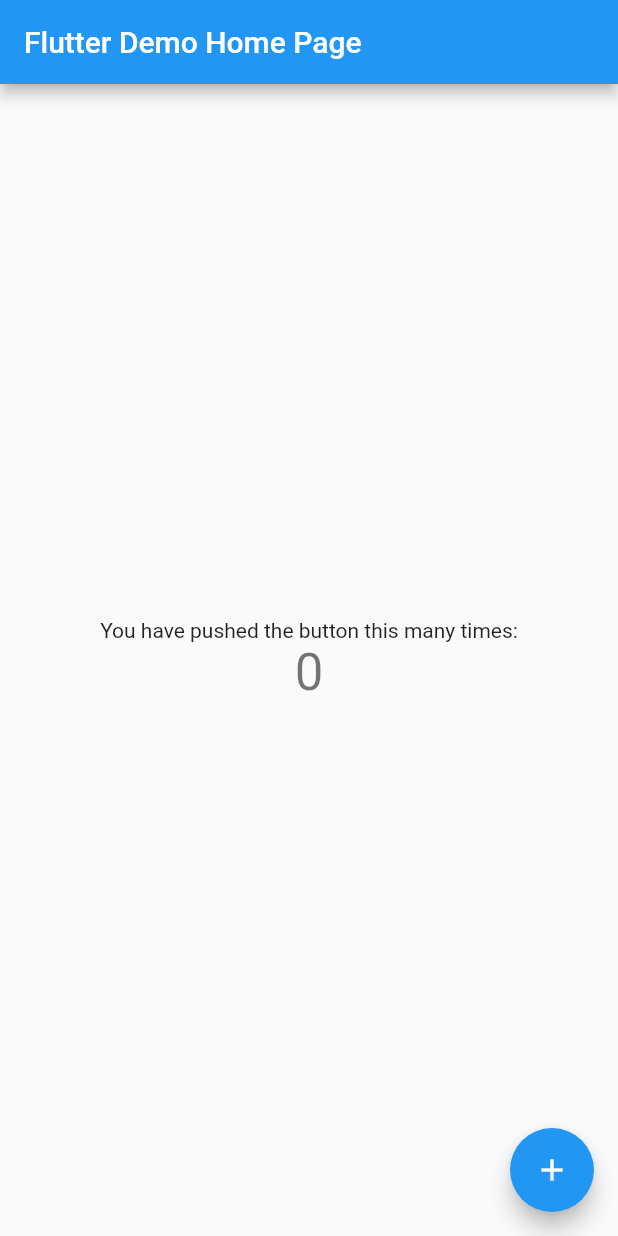
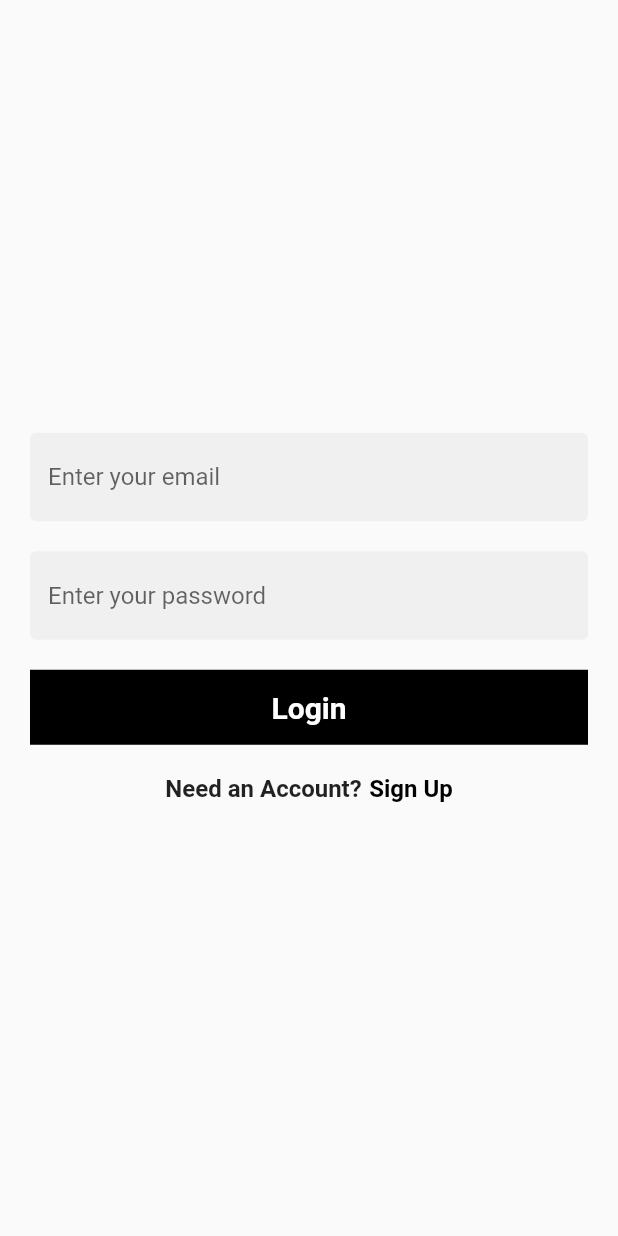
Before and after one commit to adedrey/ecommerce-flutter-firebase, a Flutter app: the screen it shows after launch, on a phone screen of 412 x 824 dp. Run offline on Flutter 3.47's test engine with Material 2 defaults, Android fonts, the phone set to English and light mode, and no system bars.

Commit message:
Login and Sign Up Screen Added

```diff
--- /dev/null
+++ b/lib/const.dart
@@ -0,0 +1,5 @@
+import 'package:flutter/material.dart';
+
+var backgroundColor = Colors.black;
+var buttonColor = Colors.black;
+var textButtonColor = Colors.white;
--- a/lib/main.dart
+++ b/lib/main.dart
@@ -1,4 +1,6 @@
 import 'package:flutter/material.dart';
+import './const.dart';
+import './views/screens/auth/login_screen.dart';
 
 void main() {
   runApp(const MyApp());
@@ -11,105 +13,12 @@ class MyApp extends StatelessWidget {
   @override
   Widget build(BuildContext context) {
     return MaterialApp(
+      debugShowCheckedModeBanner: false,
       title: 'Flutter Demo',
-      theme: ThemeData(
-        // This is the theme of your application.
-        //
-        // Try running your application with "flutter run". You'll see the
-        // application has a blue toolbar. Then, without quitting the app, try
-        // changing the primarySwatch below to Colors.green and then invoke
-        // "hot reload" (press "r" in the console where you ran "flutter run",
-        // or simply save your changes to "hot reload" in a Flutter IDE).
-        // Notice that the counter didn't reset back to zero; the application
-        // is not restarted.
-        primarySwatch: Colors.blue,
-      ),
-      home: const MyHomePage(title: 'Flutter Demo Home Page'),
+      // theme: ThemeData.dark().copyWith(
+      //   scaffoldBackgroundColor: backgroundColor,
+      // ),
+      home: LoginScreen(),
     );
   }
 }
-
-class MyHomePage extends StatefulWidget {
-  const MyHomePage({Key? key, required this.title}) : super(key: key);
-
-  // This widget is the home page of your application. It is stateful, meaning
-  // that it has a State object (defined below) that contains fields that affect
-  // how it looks.
-
-  // This class is the configuration for the state. It holds the values (in this
-  // case the title) provided by the parent (in this case the App widget) and
-  // used by the build method of the State. Fields in a Widget subclass are
-  // always marked "final".
-
-  final String title;
-
-  @override
-  State<MyHomePage> createState() => _MyHomePageState();
-}
-
-class _MyHomePageState extends State<MyHomePage> {
-  int _counter = 0;
-
-  void _incrementCounter() {
-    setState(() {
-      // This call to setState tells the Flutter framework that something has
-      // changed in this State, which causes it to rerun the build method below
-      // so that the display can reflect the updated values. If we changed
-      // _counter without calling setState(), then the build method would not be
-      // called again, and so nothing would appear to happen.
-      _counter++;
-    });
-  }
-
-  @override
-  Widget build(BuildContext context) {
-    // This method is rerun every time setState is called, for instance as done
-    // by the _incrementCounter method above.
-    //
-    // The Flutter framework has been optimized to make rerunning build methods
-    // fast, so that you can just rebuild anything that needs updating rather
-    // than having to individually change instances of widgets.
-    return Scaffold(
-      appBar: AppBar(
-        // Here we take the value from the MyHomePage object that was created by
-        // the App.build method, and use it to set our appbar title.
-        title: Text(widget.title),
-      ),
-      body: Center(
-        // Center is a layout widget. It takes a single child and positions it
-        // in the middle of the parent.
-        child: Column(
-          // Column is also a layout widget. It takes a list of children and
-          // arranges them vertically. By default, it sizes itself to fit its
-          // children horizontally, and tries to be as tall as its parent.
-          //
-          // Invoke "debug painting" (press "p" in the console, choose the
-          // "Toggle Debug Paint" action from the Flutter Inspector in Android
-          // Studio, or the "Toggle Debug Paint" command in Visual Studio Code)
-          // to see the wireframe for each widget.
-          //
-          // Column has various properties to control how it sizes itself and
-          // how it positions its children. Here we use mainAxisAlignment to
-          // center the children vertically; the main axis here is the vertical
-          // axis because Columns are vertical (the cross axis would be
-          // horizontal).
-          mainAxisAlignment: MainAxisAlignment.center,
-          children: <Widget>[
-            const Text(
-              'You have pushed the button this many times:',
-            ),
-            Text(
-              '$_counter',
-              style: Theme.of(context).textTheme.headline4,
-            ),
-          ],
-        ),
-      ),
-      floatingActionButton: FloatingActionButton(
-        onPressed: _incrementCounter,
-        tooltip: 'Increment',
-        child: const Icon(Icons.add),
-      ), // This trailing comma makes auto-formatting nicer for build methods.
-    );
-  }
-}
--- /dev/null
+++ b/lib/views/screens/auth/login_screen.dart
@@ -0,0 +1,116 @@
+import 'package:ecommerce_app/const.dart';
+import 'package:ecommerce_app/views/screens/auth/register_screen.dart';
+import 'package:flutter/material.dart';
+
+class LoginScreen extends StatelessWidget {
+  const LoginScreen({Key? key}) : super(key: key);
+
+  @override
+  Widget build(BuildContext context) {
+    final screenWidth = MediaQuery.of(context).size.width;
+    return Scaffold(
+      body: Container(
+        padding: const EdgeInsets.all(20.0),
+        child: Column(
+          mainAxisAlignment: MainAxisAlignment.center,
+          children: [
+            // Email Field
+            TextField(
+              decoration: const InputDecoration(
+                filled: true,
+                hintText: "Enter your email",
+                border: OutlineInputBorder(
+                  borderSide: BorderSide.none,
+                ),
+                focusedBorder: OutlineInputBorder(
+                  borderSide: BorderSide(
+                    color: Colors.black,
+                  ),
+                ),
+              ),
+            ),
+            // Email Margin-bottom
+            const SizedBox(
+              height: 20,
+            ),
+            // Password Field
+            TextField(
+              obscureText: true,
+              decoration: const InputDecoration(
+                filled: true,
+                hintText: "Enter your password",
+                border: OutlineInputBorder(
+                  borderSide: BorderSide.none,
+                ),
+                focusedBorder: OutlineInputBorder(
+                  borderSide: BorderSide(
+                    color: Colors.black,
+                  ),
+                ),
+              ),
+            ),
+            const SizedBox(
+              height: 20,
+            ),
+            Container(
+              width: screenWidth - 40,
+              height: 50,
+              decoration: BoxDecoration(
+                color: buttonColor,
+              ),
+              child: InkWell(
+                onTap: () {},
+                child: Center(
+                  child: Text(
+                    'Login',
+                    style: TextStyle(
+                      fontWeight: FontWeight.bold,
+                      fontSize: 20,
+                      color: textButtonColor,
+                    ),
+                  ),
+                ),
+              ),
+            ),
+            const SizedBox(
+              height: 20,
+            ),
+            Row(
+              mainAxisAlignment: MainAxisAlignment.center,
+              children: [
+                const Text(
+                  "Need an Account?",
+                  style: TextStyle(
+                    fontSize: 16,
+                    fontWeight: FontWeight.bold,
+                  ),
+                ),
+                const SizedBox(
+                  width: 5,
+                ),
+                InkWell(
+                  onTap: () {
+                    Navigator.push(
+                      context,
+                      MaterialPageRoute(
+                        builder: (context) => RegisterScreen(),
+                      ),
+                    );
+                  },
+                  child: Text(
+                    "Sign Up",
+                    style: TextStyle(
+                      fontSize: 16,
+                      fontWeight: FontWeight.bold,
+                      color: buttonColor,
+                    ),
+                  ),
+                ),
+              ],
+            ),
+          ],
+        ),
+      ),
+    );
+  }
+}
--- a/pubspec.yaml
+++ b/pubspec.yaml
@@ -34,6 +34,10 @@ dependencies:
   # The following adds the Cupertino Icons font to your application.
   # Use with the CupertinoIcons class for iOS style icons.
   cupertino_icons: ^1.0.2
+  firebase_auth: ^3.3.20
+  cloud_firestore: ^3.1.18
+  firebase_storage: ^10.2.18
+  firebase_core: ^1.18.0
 
 dev_dependencies:
   flutter_test:
```
Also changed, not shown: lib/views/screens/auth/register_screen.dart (added, +175 -0 lines), pubspec.lock, 8 other files.
